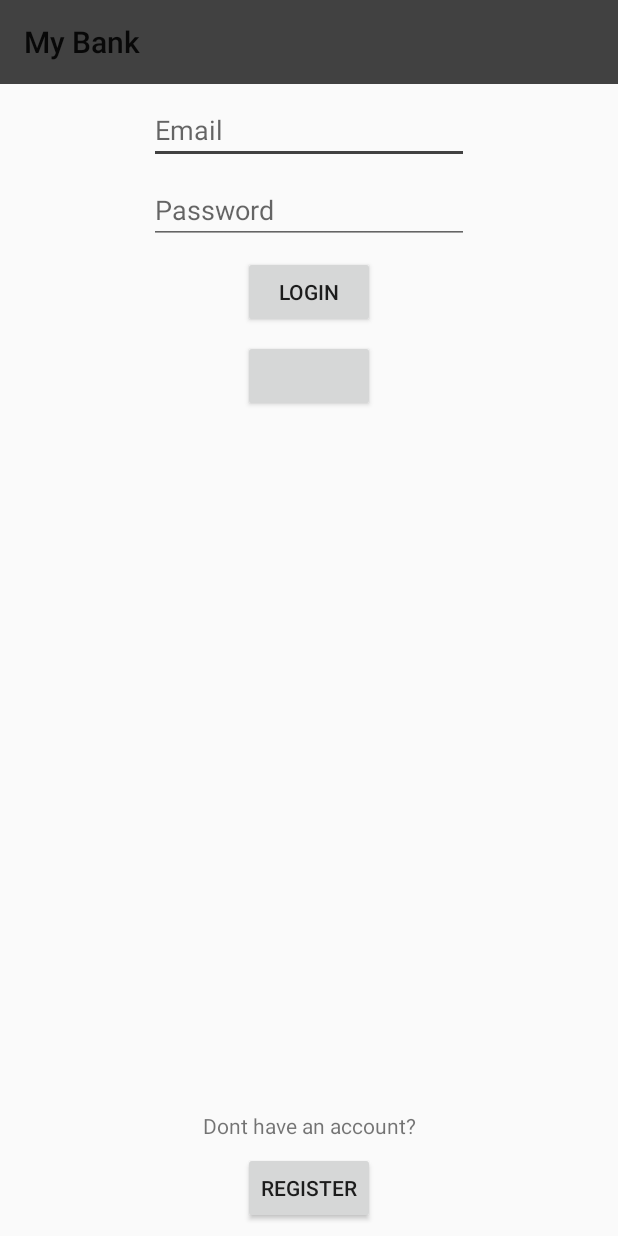
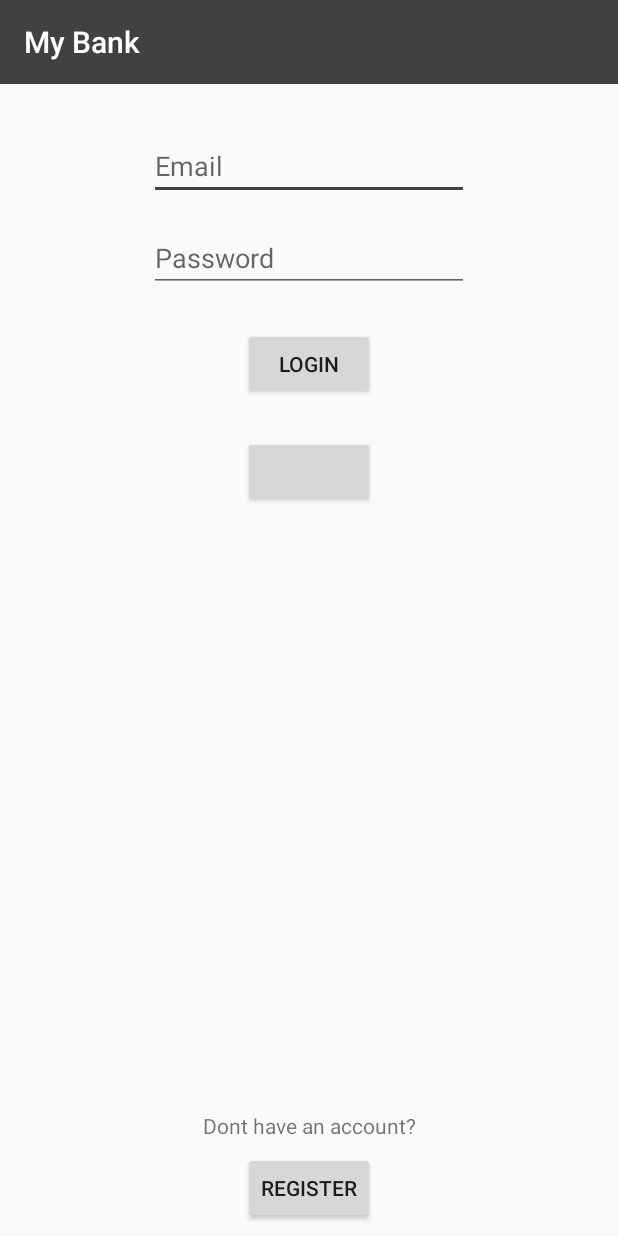
Before and after one commit to gibbo49/MyBank, an Android app: the LoginActivity screen opened directly, with no data from a screen before it, on a phone screen of 412 x 824 dp. Run offline under Robolectric (Android 15) with nearby library versions, the phone set to English and light mode, and no system bars; our stand-ins replace Firebase (no records; nobody signed in at launch, a user with empty details on screens opened directly); libraries missing offline, so code that uses them is left out: com.facebook, com.facebook.login; plain views replace LoginButton; 3 statements that could not run were skipped.

Commit message:
added login code and facebook to login activity

```diff
--- a/app/src/main/res/layout/activity_login.xml
+++ b/app/src/main/res/layout/activity_login.xml
@@ -13,6 +13,7 @@
         android:background="@color/colorAccent"
         android:minHeight="?attr/actionBarSize"
         android:theme="@style/Menu"
+        app:titleTextColor="#FFFFFF"
         app:layout_constraintEnd_toEndOf="parent"
         app:layout_constraintHorizontal_bias="0.5"
         app:layout_constraintStart_toStartOf="parent"
@@ -20,10 +21,10 @@
         app:popupTheme="@style/Menu" />
 
     <EditText
-        android:id="@+id/editText"
+        android:id="@+id/login_email_text"
         android:layout_width="wrap_content"
         android:layout_height="wrap_content"
-        android:layout_marginTop="8dp"
+        android:layout_marginTop="32dp"
         android:ems="10"
         android:hint="Email"
         android:inputType="textEmailAddress"
@@ -33,42 +34,43 @@
         app:layout_constraintTop_toBottomOf="@+id/my_toolbar" />
 
     <EditText
-        android:id="@+id/editText2"
+        android:id="@+id/login_password_text"
         android:layout_width="wrap_content"
         android:layout_height="wrap_content"
-        android:layout_marginTop="8dp"
+        android:layout_marginTop="16dp"
         android:ems="10"
         android:hint="Password"
         android:inputType="textPassword"
         app:layout_constraintEnd_toEndOf="parent"
         app:layout_constraintHorizontal_bias="0.5"
         app:layout_constraintStart_toStartOf="parent"
-        app:layout_constraintTop_toBottomOf="@+id/editText" />
+        app:layout_constraintTop_toBottomOf="@+id/login_email_text" />
 
     <Button
-        android:id="@+id/button"
+        android:id="@+id/login_login_button"
         android:layout_width="wrap_content"
         android:layout_height="wrap_content"
-        android:layout_marginTop="8dp"
+        android:layout_marginTop="24dp"
+        android:onClick="loginClicked"
         android:text="login"
         app:layout_constraintEnd_toEndOf="parent"
         app:layout_constraintHorizontal_bias="0.5"
         app:layout_constraintStart_toStartOf="parent"
-        app:layout_constraintTop_toBottomOf="@+id/editText2" />
+        app:layout_constraintTop_toBottomOf="@+id/login_password_text" />
 
     <com.facebook.login.widget.LoginButton
         android:id="@+id/facebooklogin_button"
         android:layout_width="wrap_content"
         android:layout_height="wrap_content"
         android:layout_gravity="center_horizontal"
-        android:layout_marginTop="8dp"
+        android:layout_marginTop="24dp"
         app:layout_constraintEnd_toEndOf="parent"
         app:layout_constraintHorizontal_bias="0.5"
         app:layout_constraintStart_toStartOf="parent"
-        app:layout_constraintTop_toBottomOf="@+id/button" />
+        app:layout_constraintTop_toBottomOf="@+id/login_login_button" />
 
     <Button
-        android:id="@+id/button2"
+        android:id="@+id/login_register_button"
         android:layout_width="wrap_content"
         android:layout_height="wrap_content"
         android:layout_marginBottom="8dp"
@@ -84,7 +86,7 @@
         android:layout_height="wrap_content"
         android:layout_marginBottom="8dp"
         android:text="Dont have an account?"
-        app:layout_constraintBottom_toTopOf="@+id/button2"
+        app:layout_constraintBottom_toTopOf="@+id/login_register_button"
         app:layout_constraintEnd_toEndOf="parent"
         app:layout_constraintHorizontal_bias="0.5"
         app:layout_constraintStart_toStartOf="parent" />
--- a/app/src/main/res/menu/menu.xml
+++ b/app/src/main/res/menu/menu.xml
@@ -4,10 +4,10 @@
 
     <item
         android:id="@+id/menu_ClearExpenses"
-        android:icon="@android:drawable/ic_menu_delete"
-        android:title="@string/clear_expenses"/>
+        android:icon="@drawable/trash"
+        android:title="@string/clear_expenses" />
     <item
         android:id="@+id/menu_logout"
         android:icon="@android:drawable/ic_menu_close_clear_cancel"
-        android:title="@string/log_out"/>
+        android:title="@string/log_out" />
 </menu>
```
Also changed, not shown: app/src/main/java/com/chrisgibson/mybank/ListActivity.kt (+17 -0 lines), app/src/main/java/com/chrisgibson/mybank/LoginActivity.kt (+22 -0 lines).
